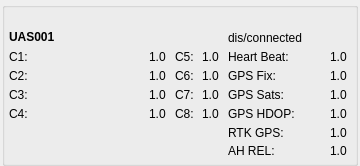
Before: the Qt Designer form src/ui/uasview3.ui in tsgao/CyPlanner, drawn with Qt 5.
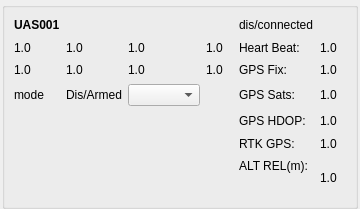
After: the same form once the commit is applied. Custom widgets are drawn as their Qt base class.

The edit to the form file:
```diff
--- a/src/ui/uasview3.ui
+++ b/src/ui/uasview3.ui
@@ -7,7 +7,7 @@
     <x>0</x>
     <y>0</y>
     <width>360</width>
-    <height>166</height>
+    <height>209</height>
    </rect>
   </property>
   <property name="sizePolicy">
@@ -34,7 +34,7 @@
   <property name="styleSheet">
    <string notr="true"/>
   </property>
-  <layout class="QHBoxLayout" name="horizontalLayout_2">
+  <layout class="QVBoxLayout" name="verticalLayout">
    <property name="spacing">
     <number>2</number>
    </property>
@@ -67,268 +67,144 @@
      <property name="maximumSize">
       <size>
        <width>356</width>
-       <height>164</height>
+       <height>300</height>
       </size>
      </property>
      <property name="title">
       <string/>
      </property>
-     <widget class="QLabel" name="C1">
-      <property name="geometry">
-       <rect>
-        <x>147</x>
-        <y>46</y>
-        <width>21</width>
-        <height>17</height>
-       </rect>
-      </property>
+     <layout class="QGridLayout" name="gridLayout">
+      <item row="4" column="5">
+       <widget class="QLabel" name="GPSHDOPNum">
       <property name="text">
        <string>1.0</string>
       </property>
      </widget>
-     <widget class="QLabel" name="RTKGPSNum">
-      <property name="geometry">
-       <rect>
-        <x>328</x>
-        <y>122</y>
-        <width>21</width>
-        <height>17</height>
-       </rect>
-      </property>
-      <property name="text">
-       <string>1.0</string>
-      </property>
-     </widget>
-     <widget class="QLabel" name="C8Name">
-      <property name="geometry">
-       <rect>
-        <x>173</x>
-        <y>103</y>
-        <width>22</width>
-        <height>17</height>
-       </rect>
-      </property>
-      <property name="text">
-       <string>C8:</string>
-      </property>
-     </widget>
+      </item>
+      <item row="2" column="0">
      <widget class="QLabel" name="C5">
-      <property name="geometry">
-       <rect>
-        <x>200</x>
-        <y>46</y>
-        <width>21</width>
-        <height>17</height>
-       </rect>
-      </property>
       <property name="text">
        <string>1.0</string>
       </property>
      </widget>
-     <widget class="QLabel" name="HeartbeatNum">
-      <property name="geometry">
-       <rect>
-        <x>328</x>
-        <y>46</y>
-        <width>21</width>
-        <height>17</height>
-       </rect>
-      </property>
+      </item>
+      <item row="2" column="1">
+       <widget class="QLabel" name="C6">
       <property name="text">
        <string>1.0</string>
       </property>
      </widget>
+      </item>
+      <item row="2" column="4">
      <widget class="QLabel" name="GPSFixName">
-      <property name="geometry">
-       <rect>
-        <x>226</x>
-        <y>65</y>
-        <width>54</width>
-        <height>17</height>
-       </rect>
-      </property>
       <property name="text">
        <string>GPS Fix:</string>
       </property>
      </widget>
+      </item>
+      <item row="2" column="5">
+       <widget class="QLabel" name="GPSFixNum">
+        <property name="text">
+         <string>1.0</string>
+        </property>
+       </widget>
+      </item>
+      <item row="1" column="4">
      <widget class="QLabel" name="HeartbeatName">
-      <property name="geometry">
-       <rect>
-        <x>226</x>
-        <y>46</y>
-        <width>78</width>
-        <height>17</height>
-       </rect>
-      </property>
       <property name="text">
        <string>Heart Beat:</string>
       </property>
      </widget>
-     <widget class="QLabel" name="C2Name">
-      <property name="geometry">
-       <rect>
-        <x>7</x>
-        <y>65</y>
-        <width>22</width>
-        <height>17</height>
-       </rect>
-      </property>
+      </item>
+      <item row="1" column="0">
+       <widget class="QLabel" name="C1">
       <property name="text">
-       <string>C2:</string>
-      </property>
-     </widget>
-     <widget class="QLabel" name="C6">
-      <property name="geometry">
-       <rect>
-        <x>200</x>
-        <y>65</y>
-        <width>21</width>
-        <height>17</height>
-       </rect>
-      </property>
-      <property name="text">
        <string>1.0</string>
       </property>
      </widget>
-     <widget class="QLabel" name="AHRELName">
-      <property name="geometry">
-       <rect>
-        <x>226</x>
-        <y>141</y>
-        <width>97</width>
-        <height>16</height>
-       </rect>
-      </property>
+      </item>
+      <item row="3" column="1">
+       <widget class="QLabel" name="armedLabel">
       <property name="text">
-       <string>AH REL:</string>
-      </property>
-     </widget>
-     <widget class="QLabel" name="GPSHDOPNum">
-      <property name="geometry">
-       <rect>
-        <x>328</x>
-        <y>103</y>
-        <width>21</width>
-        <height>17</height>
-       </rect>
-      </property>
+         <string>Dis/Armed</string>
+        </property>
+       </widget>
+      </item>
+      <item row="3" column="2">
+       <widget class="QComboBox" name="modeComboBox"/>
+      </item>
+      <item row="5" column="4">
+       <widget class="QLabel" name="RTKGPSName">
       <property name="text">
-       <string>1.0</string>
-      </property>
-     </widget>
-     <widget class="QLabel" name="C4Name">
-      <property name="geometry">
-       <rect>
-        <x>7</x>
-        <y>103</y>
-        <width>22</width>
-        <height>17</height>
-       </rect>
-      </property>
-      <property name="text">
-       <string>C4:</string>
-      </property>
-     </widget>
+         <string>RTK GPS:</string>
+        </property>
+       </widget>
+      </item>
+      <item row="1" column="2">
      <widget class="QLabel" name="C3">
-      <property name="geometry">
-       <rect>
-        <x>147</x>
-        <y>84</y>
-        <width>21</width>
-        <height>17</height>
-       </rect>
-      </property>
       <property name="text">
        <string>1.0</string>
       </property>
      </widget>
-     <widget class="QLabel" name="GPSFixNum">
-      <property name="geometry">
-       <rect>
-        <x>328</x>
-        <y>65</y>
-        <width>21</width>
-        <height>17</height>
-       </rect>
-      </property>
-      <property name="text">
-       <string>1.0</string>
-      </property>
-     </widget>
-     <widget class="QLabel" name="GPSSatsNum">
-      <property name="geometry">
-       <rect>
-        <x>328</x>
-        <y>84</y>
-        <width>21</width>
-        <height>17</height>
-       </rect>
-      </property>
-      <property name="text">
-       <string>1.0</string>
-      </property>
-     </widget>
-     <widget class="QLabel" name="statusLabel">
-      <property name="geometry">
-       <rect>
-        <x>226</x>
-        <y>27</y>
-        <width>97</width>
-        <height>17</height>
-       </rect>
-      </property>
-      <property name="text">
-       <string>dis/connected</string>
-      </property>
-     </widget>
+      </item>
+      <item row="1" column="3">
      <widget class="QLabel" name="C4">
-      <property name="geometry">
-       <rect>
-        <x>147</x>
-        <y>103</y>
-        <width>21</width>
-        <height>17</height>
-       </rect>
-      </property>
+        <property name="text">
+         <string>1.0</string>
+        </property>
+       </widget>
+      </item>
+      <item row="3" column="0">
+       <widget class="QLabel" name="modeLabel">
       <property name="text">
+         <string>mode</string>
+        </property>
+       </widget>
+      </item>
+      <item row="3" column="5">
+       <widget class="QLabel" name="GPSSatsNum">
+        <property name="text">
        <string>1.0</string>
       </property>
      </widget>
-     <widget class="QLabel" name="AHRELNum">
-      <property name="geometry">
-       <rect>
-        <x>328</x>
-        <y>141</y>
-        <width>21</width>
-        <height>16</height>
-       </rect>
-      </property>
+      </item>
+      <item row="3" column="4">
+       <widget class="QLabel" name="GPSSatsName">
+        <property name="text">
+         <string>GPS Sats:</string>
+        </property>
+       </widget>
+      </item>
+      <item row="1" column="5">
+       <widget class="QLabel" name="HeartbeatNum">
       <property name="text">
        <string>1.0</string>
       </property>
      </widget>
-     <widget class="QLabel" name="C1Name">
-      <property name="geometry">
-       <rect>
-        <x>7</x>
-        <y>46</y>
-        <width>22</width>
-        <height>17</height>
-       </rect>
-      </property>
+      </item>
+      <item row="5" column="5">
+       <widget class="QLabel" name="RTKGPSNum">
+        <property name="text">
+         <string>1.0</string>
+        </property>
+       </widget>
+      </item>
+      <item row="2" column="3">
+       <widget class="QLabel" name="C8">
       <property name="text">
-       <string>C1:</string>
-      </property>
-     </widget>
+         <string>1.0</string>
+        </property>
+       </widget>
+      </item>
+      <item row="6" column="4">
+       <widget class="QLabel" name="AHRELName">
+        <property name="text">
+         <string>ALT REL(m):</string>
+        </property>
+       </widget>
+      </item>
+      <item row="0" column="0">
      <widget class="QLabel" name="nameLabel">
-      <property name="geometry">
-       <rect>
-        <x>7</x>
-        <y>27</y>
-        <width>135</width>
-        <height>16</height>
-       </rect>
-      </property>
       <property name="maximumSize">
        <size>
         <width>16777215</width>
@@ -352,212 +228,47 @@
        <string>UAS001</string>
       </property>
      </widget>
-     <widget class="QLabel" name="RTKGPSName">
-      <property name="geometry">
-       <rect>
-        <x>226</x>
-        <y>122</y>
-        <width>62</width>
-        <height>17</height>
-       </rect>
-      </property>
+      </item>
+      <item row="2" column="2">
+       <widget class="QLabel" name="C7">
+        <property name="text">
+         <string>1.0</string>
+        </property>
+       </widget>
+      </item>
+      <item row="1" column="1">
+       <widget class="QLabel" name="C2">
       <property name="text">
-       <string>RTK GPS:</string>
-      </property>
-     </widget>
+         <string>1.0</string>
+        </property>
+       </widget>
+      </item>
+      <item row="6" column="5" rowspan="2">
+       <widget class="QLabel" name="AHRELNum">
+        <property name="text">
+         <string>1.0</string>
+        </property>
+       </widget>
+      </item>
+      <item row="0" column="4">
+       <widget class="QLabel" name="statusLabel">
+        <property name="text">
+         <string>dis/connected</string>
+        </property>
+       </widget>
+      </item>
+      <item row="4" column="4">
      <widget class="QLabel" name="GPSHDOPName">
-      <property name="geometry">
-       <rect>
-        <x>226</x>
-        <y>103</y>
-        <width>77</width>
-        <height>17</height>
-       </rect>
-      </property>
       <property name="text">
        <string>GPS HDOP:</string>
       </property>
      </widget>
-     <widget class="QLabel" name="C2">
-      <property name="geometry">
-       <rect>
-        <x>147</x>
-        <y>65</y>
-        <width>21</width>
-        <height>17</height>
-       </rect>
-      </property>
-      <property name="text">
-       <string>1.0</string>
-      </property>
-     </widget>
-     <widget class="QLabel" name="C8">
-      <property name="geometry">
-       <rect>
-        <x>200</x>
-        <y>103</y>
-        <width>21</width>
-        <height>17</height>
-       </rect>
-      </property>
-      <property name="text">
-       <string>1.0</string>
-      </property>
-     </widget>
-     <widget class="QLabel" name="C3Name">
-      <property name="geometry">
-       <rect>
-        <x>7</x>
-        <y>84</y>
-        <width>22</width>
-        <height>17</height>
-       </rect>
-      </property>
-      <property name="text">
-       <string>C3:</string>
-      </property>
-     </widget>
-     <widget class="QLabel" name="GPSSatsName">
-      <property name="geometry">
-       <rect>
-        <x>226</x>
-        <y>84</y>
-        <width>63</width>
-        <height>17</height>
-       </rect>
-      </property>
-      <property name="text">
-       <string>GPS Sats:</string>
-      </property>
-     </widget>
-     <widget class="QLabel" name="C5Name">
-      <property name="geometry">
-       <rect>
-        <x>173</x>
-        <y>46</y>
-        <width>22</width>
-        <height>17</height>
-       </rect>
-      </property>
-      <property name="text">
-       <string>C5:</string>
-      </property>
-     </widget>
-     <widget class="QLabel" name="C6Name">
-      <property name="geometry">
-       <rect>
-        <x>173</x>
-        <y>65</y>
-        <width>22</width>
-        <height>17</height>
-       </rect>
-      </property>
-      <property name="text">
-       <string>C6:</string>
-      </property>
-     </widget>
-     <widget class="QLabel" name="C7">
-      <property name="geometry">
-       <rect>
-        <x>200</x>
-        <y>84</y>
-        <width>21</width>
-        <height>17</height>
-       </rect>
-      </property>
-      <property name="text">
-       <string>1.0</string>
-      </property>
-     </widget>
-     <widget class="QLabel" name="C7Name">
-      <property name="geometry">
-       <rect>
-        <x>173</x>
-        <y>84</y>
-        <width>22</width>
-        <height>17</height>
-       </rect>
-      </property>
-      <property name="text">
-       <string>C7:</string>
-      </property>
-     </widget>
-     <widget class="QGCRadioChannelDisplay" name="C1Display" native="true">
-      <property name="geometry">
-       <rect>
-        <x>40</x>
-        <y>46</y>
-        <width>100</width>
-        <height>46</height>
-       </rect>
-      </property>
-      <property name="minimumSize">
-       <size>
-        <width>21</width>
-        <height>17</height>
-       </size>
-      </property>
-     </widget>
-     <widget class="QGCRadioChannelDisplay" name="C2Display" native="true">
-      <property name="geometry">
-       <rect>
-        <x>40</x>
-        <y>65</y>
-        <width>100</width>
-        <height>46</height>
-       </rect>
-      </property>
-      <property name="minimumSize">
-       <size>
-        <width>21</width>
-        <height>17</height>
-       </size>
-      </property>
-     </widget>
-     <widget class="QGCRadioChannelDisplay" name="C3Display" native="true">
-      <property name="geometry">
-       <rect>
-        <x>40</x>
-        <y>84</y>
-        <width>100</width>
-        <height>46</height>
-       </rect>
-      </property>
-      <property name="minimumSize">
-       <size>
-        <width>21</width>
-        <height>17</height>
-       </size>
-      </property>
-     </widget>
-     <widget class="QGCRadioChannelDisplay" name="C4Display" native="true">
-      <property name="geometry">
-       <rect>
-        <x>40</x>
-        <y>103</y>
-        <width>100</width>
-        <height>46</height>
-       </rect>
-      </property>
-      <property name="minimumSize">
-       <size>
-        <width>21</width>
-        <height>17</height>
-       </size>
-      </property>
-     </widget>
-    </widget>
+      </item>
+     </layout>
+    </widget>
    </item>
   </layout>
  </widget>
- <customwidgets>
-  <customwidget>
-   <class>QGCRadioChannelDisplay</class>
-   <extends>QWidget</extends>
-   <header>ui/designer/QGCRadioChannelDisplay.h</header>
-   <container>1</container>
-  </customwidget>
- </customwidgets>
  <resources/>
  <connections/>
 </ui>
```
Lines whose indentation alone changed are shown as unchanged.
